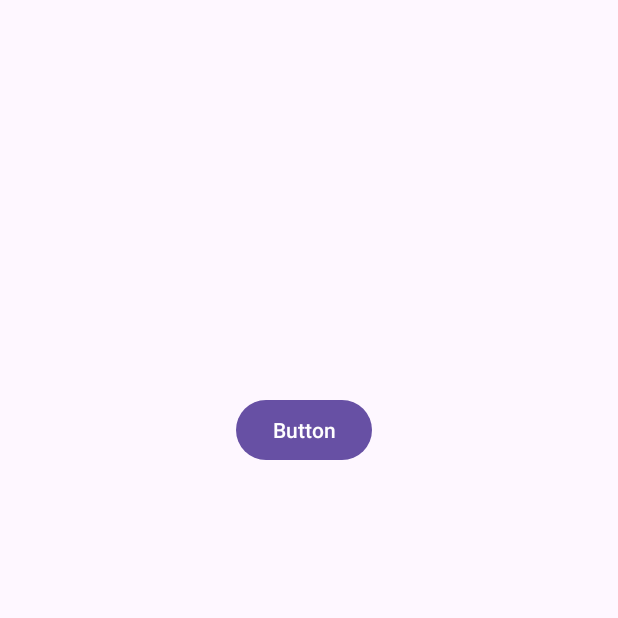
After one commit to SankaUdeshika/AndroidFixers, an Android app: the AdminHomeActivity screen opened directly, with no data from a screen before it, on a phone screen of 412 x 824 dp, the top half of it. The commit adds this screen. Run offline under Robolectric (Android 15) with nearby library versions, the phone set to English and light mode, and no system bars.

Commit message:
fixed Bugs and Add admin Activity

```diff
--- /dev/null
+++ b/app/src/main/java/lk/sankaudeshika/androidfixers/AdminHomeActivity.java
@@ -0,0 +1,24 @@
+package lk.sankaudeshika.androidfixers;
+
+import android.os.Bundle;
+
+import androidx.activity.EdgeToEdge;
+import androidx.appcompat.app.AppCompatActivity;
+import androidx.core.graphics.Insets;
+import androidx.core.view.ViewCompat;
+import androidx.core.view.WindowInsetsCompat;
+
+public class AdminHomeActivity extends AppCompatActivity {
+
+    @Override
+    protected void onCreate(Bundle savedInstanceState) {
+        super.onCreate(savedInstanceState);
+        EdgeToEdge.enable(this);
+        setContentView(R.layout.activity_admin_home);
+        ViewCompat.setOnApplyWindowInsetsListener(findViewById(R.id.main), (v, insets) -> {
+            Insets systemBars = insets.getInsets(WindowInsetsCompat.Type.systemBars());
+            v.setPadding(systemBars.left, systemBars.top, systemBars.right, systemBars.bottom);
+            return insets;
+        });
+    }
+}
--- /dev/null
+++ b/app/src/main/res/layout/activity_admin_home.xml
@@ -0,0 +1,23 @@
+<?xml version="1.0" encoding="utf-8"?>
+<androidx.constraintlayout.widget.ConstraintLayout xmlns:android="http://schemas.android.com/apk/res/android"
+    xmlns:app="http://schemas.android.com/apk/res-auto"
+    xmlns:tools="http://schemas.android.com/tools"
+    android:id="@+id/main"
+    android:layout_width="match_parent"
+    android:layout_height="match_parent"
+    tools:context=".AdminHomeActivity">
+
+    <Button
+        android:id="@+id/button2"
+        android:layout_width="wrap_content"
+        android:layout_height="wrap_content"
+        android:layout_marginStart="157dp"
+        android:layout_marginTop="216dp"
+        android:layout_marginEnd="164dp"
+        android:layout_marginBottom="467dp"
+        android:text="Button"
+        app:layout_constraintBottom_toBottomOf="parent"
+        app:layout_constraintEnd_toEndOf="parent"
+        app:layout_constraintStart_toStartOf="parent"
+        app:layout_constraintTop_toTopOf="parent" />
+</androidx.constraintlayout.widget.ConstraintLayout>
--- a/app/src/main/res/values/strings.xml
+++ b/app/src/main/res/values/strings.xml
@@ -62,4 +62,5 @@
     <string name="menu_slideshow">Slideshow</string>
     <!-- TODO: Remove or change this placeholder text -->
     <string name="hello_blank_fragment">Hello blank fragment</string>
+    <string name="title_activity_admin_navigation">AdminNavigationActivity</string>
 </resources>
```
Also changed, not shown: app/src/main/AndroidManifest.xml (+25 -21 lines), app/src/main/java/lk/sankaudeshika/androidfixers/LoginActivity.java (+23 -1 lines).
